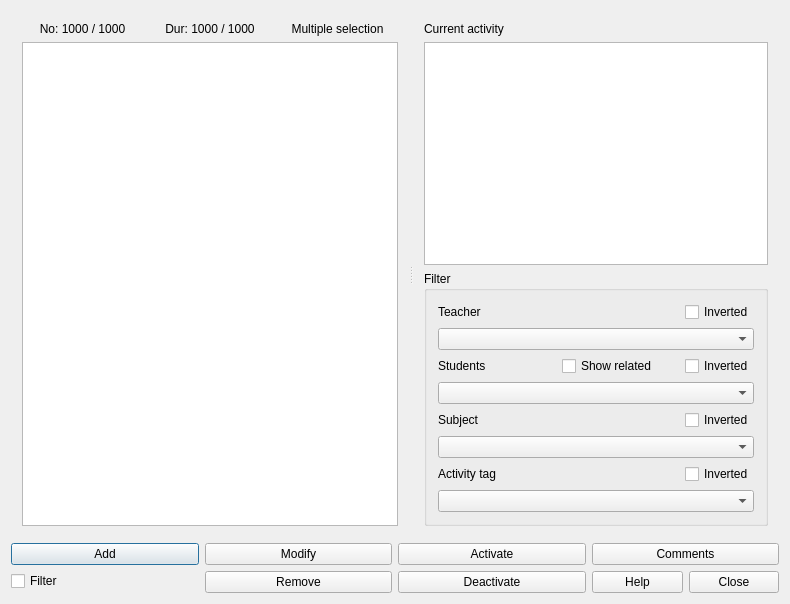
Above: fet/src/interface/activitiesform_template.ui from vonmecheln/fet before the change. Below: the same form after it.
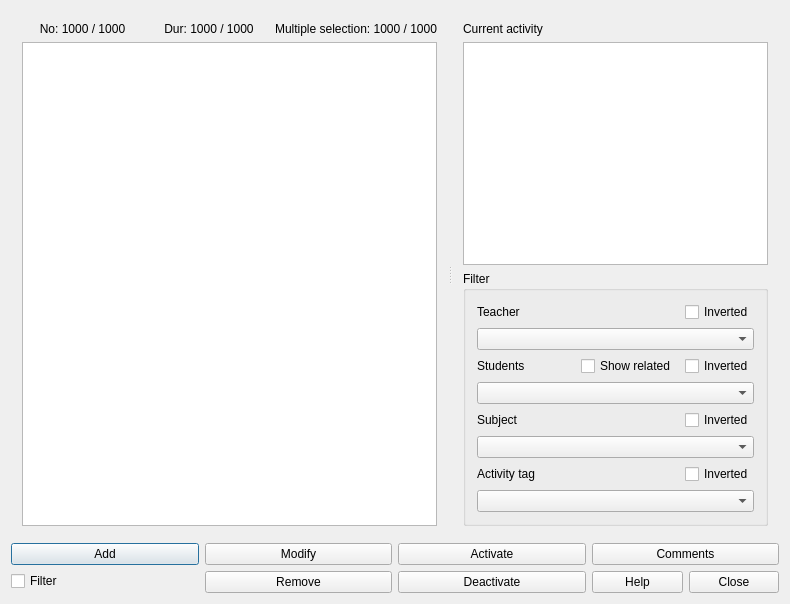
That is the form after the change.

Patch:
```diff
--- a/fet/src/interface/activitiesform_template.ui
+++ b/fet/src/interface/activitiesform_template.ui
@@ -58,7 +58,7 @@
          <item>
           <widget class="QLabel" name="mSLabel">
            <property name="text">
-            <string comment="The list can have multiple selection. Keep translation short.">Multiple selection</string>
+            <string notr="true">Multiple selection: 1000 / 1000</string>
            </property>
            <property name="alignment">
             <set>Qt::AlignCenter</set>
```
